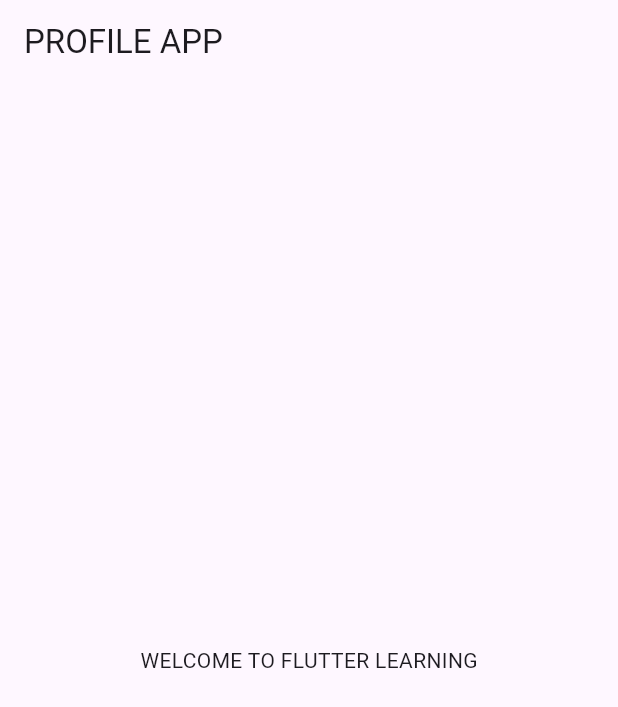
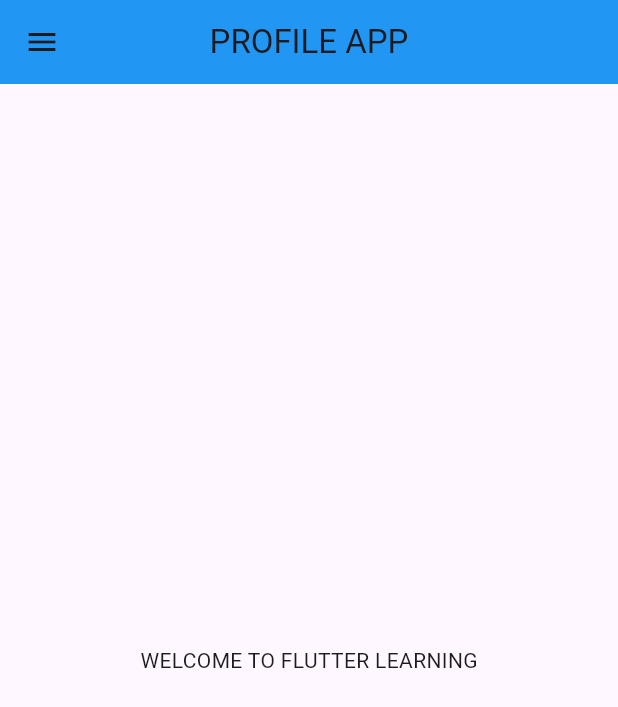
Before and after one commit to Ritesh4032/LearningFLUTTER, a Flutter app: the screen it shows after launch, on a phone screen of 412 x 824 dp. Shown: the top 707 px of the screen. Run offline on Flutter 3.47's test engine with Material 3 defaults, Android fonts, the phone set to English and light mode, and no system bars.

Commit message:
DAY 3 Completed

```diff
--- a/lib/main.dart
+++ b/lib/main.dart
@@ -1,8 +1,9 @@
 import 'package:flutter/material.dart';
-import 'package:flutter_application_1/home_page.dart';
+import 'package:flutter_application_1/pages/home_page.dart';
+import 'package:flutter_application_1/pages/login_page.dart';
 
 void main() {
-  runApp(MyApp());
+  runApp(const MyApp());
 }
 
 class MyApp extends StatelessWidget {
@@ -10,6 +11,13 @@ class MyApp extends StatelessWidget {
 
   @override
   Widget build(BuildContext context) {
-    return MaterialApp(home: homepage());
+    return MaterialApp(
+      initialRoute: "/home",
+      routes: {
+        "/": (context) => LoginPage(),
+        "/home": (context) => homepage(),
+        "/Login": (context) => LoginPage(),
+      },
+    );
   }
 }
--- a/lib/home_page.dart
+++ b/lib/pages/home_page.dart
@@ -6,8 +6,11 @@ class homepage extends StatelessWidget {
   @override
   Widget build(BuildContext context) {
     return Scaffold(
+        drawer: Drawer(),
         appBar: AppBar(
+          backgroundColor: Colors.blue,
           title: Text('PROFILE APP'),
+          centerTitle: true,
         ),
         body: Center(
           child: Container(
```
Also changed, not shown: lib/pages/login_page.dart (added, +17 -0 lines).
